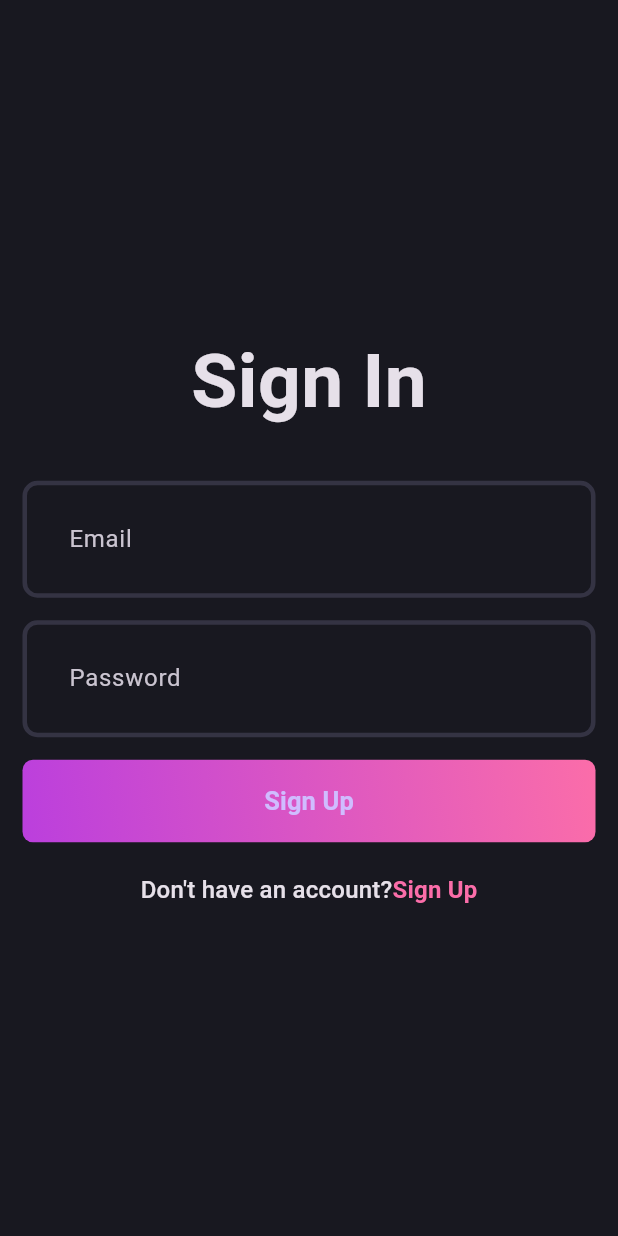
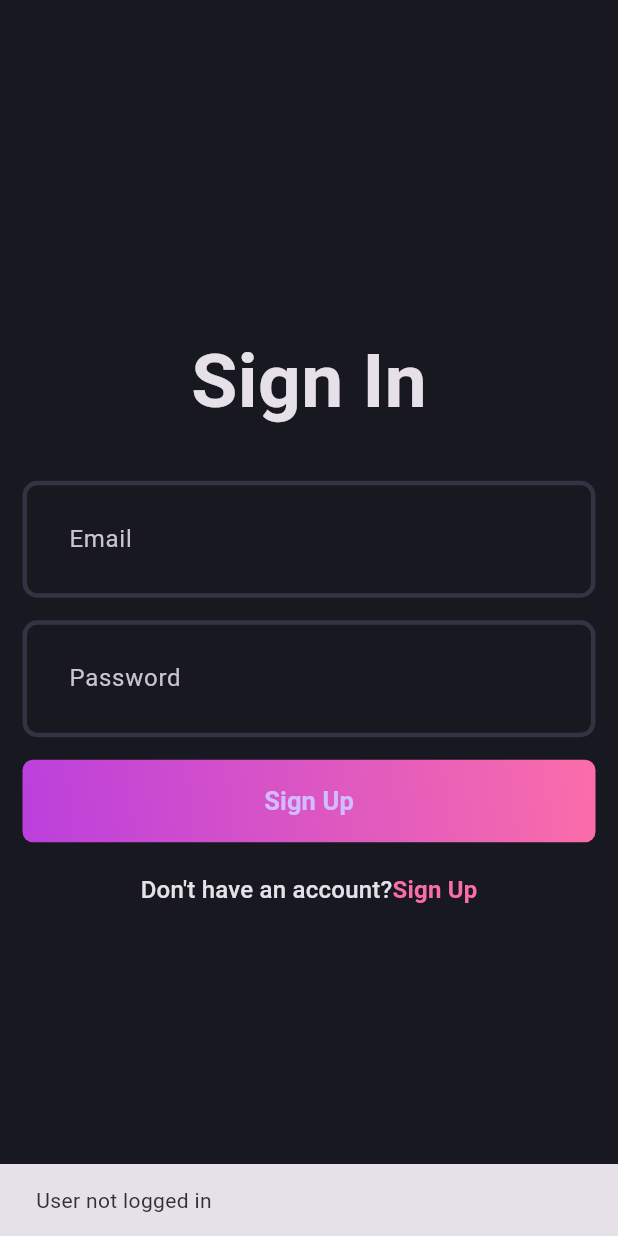
Before and after one commit to SanskarPawaskar/flutter_blog_app, a Flutter app: the first screen one second after launch, on a phone screen of 412 x 824 dp. Run offline on Flutter 3.47's test engine with Material 3 defaults, Android fonts, the phone set to English and light mode, and no system bars; our stand-ins replace flutter_bloc, fpdart, get_it, supabase_flutter; accounts and stored records are empty.

Commit message:
user session implemented

```diff
--- /dev/null
+++ b/lib/core/common/cubits/app_user/app_user_cubit.dart
@@ -0,0 +1,17 @@
+import 'package:blog_app/core/common/entities/user.dart';
+import 'package:flutter/foundation.dart';
+import 'package:flutter_bloc/flutter_bloc.dart';
+
+part 'app_user_state.dart';
+
+class AppUserCubit extends Cubit<AppUserState> {
+  AppUserCubit() : super(AppUserInitial());
+
+  void updateUser(User? user) {
+    if (user == null) {
+      emit(AppUserInitial());
+    } else {
+      emit(AppUserSignedIn(user));
+    }
+  }
+}
--- /dev/null
+++ b/lib/core/common/cubits/app_user/app_user_state.dart
@@ -0,0 +1,12 @@
+part of 'app_user_cubit.dart';
+
+@immutable
+sealed class AppUserState {}
+
+final class AppUserInitial extends AppUserState {}
+
+final class AppUserSignedIn extends AppUserState {
+  final User user;
+
+  AppUserSignedIn(this.user);
+}
--- a/lib/features/auth/domain/entities/user.dart
+++ b/lib/core/common/entities/user.dart
@@ -1,7 +1,9 @@
+
 class User {
   final String id;
   final String email;
   final String name;
 
   User({required this.id, required this.email, required this.name});
+
 }
--- a/lib/core/usecase/usecase.dart
+++ b/lib/core/usecase/usecase.dart
@@ -1,6 +1,8 @@
 import 'package:blog_app/core/error/failure.dart';
 import 'package:fpdart/fpdart.dart';
 
-abstract interface class Usecase <SuccessType,Params>{
-  Future<Either<Failure,SuccessType>> call(Params params);
+abstract interface class Usecase<SuccessType, Params> {
+  Future<Either<Failure, SuccessType>> call(Params params);
 }
+
+class NoParams {}
--- a/lib/features/auth/data/repositories/auth_repositroy_impl.dart
+++ b/lib/features/auth/data/repositories/auth_repositroy_impl.dart
@@ -1,7 +1,7 @@
 import 'package:blog_app/core/error/exception.dart';
 import 'package:blog_app/core/error/failure.dart';
 import 'package:blog_app/features/auth/data/datasource/auth_remote_datasource.dart';
-import 'package:blog_app/features/auth/domain/entities/user.dart';
+import 'package:blog_app/core/common/entities/user.dart';
 import 'package:blog_app/features/auth/domain/repository/auth_repository.dart';
 import 'package:fpdart/fpdart.dart';
 import 'package:supabase_flutter/supabase_flutter.dart' as sb;
@@ -48,4 +48,17 @@ class AuthRepositroyImpl implements Authrepository {
       return left(Failure(e.excetionMessage));
     }
   }
+
+  @override
+  Future<Either<Failure, User>> currentUser() async {
+    try {
+      final user = await remoteDatasource.getCurrentUserData();
+      if (user == null) {
+        return left(Failure('User not logged in'));
+      }
+      return right(user);
+    } on ServerExceptoion catch (e) {
+      return left(Failure(e.excetionMessage));
+    }
+  }
 }
--- a/lib/features/auth/domain/repository/auth_repository.dart
+++ b/lib/features/auth/domain/repository/auth_repository.dart
@@ -1,5 +1,5 @@
 import 'package:blog_app/core/error/failure.dart';
-import 'package:blog_app/features/auth/domain/entities/user.dart';
+import 'package:blog_app/core/common/entities/user.dart';
 import 'package:fpdart/fpdart.dart';
 
 abstract interface class Authrepository {
@@ -12,4 +12,5 @@ abstract interface class Authrepository {
     required String email,
     required String password,
   });
+  Future<Either<Failure,User>> currentUser();
 }
--- /dev/null
+++ b/lib/features/auth/domain/usecases/current_user.dart
@@ -0,0 +1,14 @@
+import 'package:blog_app/core/error/failure.dart';
+import 'package:blog_app/core/usecase/usecase.dart';
+import 'package:blog_app/core/common/entities/user.dart';
+import 'package:blog_app/features/auth/domain/repository/auth_repository.dart';
+import 'package:fpdart/fpdart.dart';
+
+class CurrentUser implements Usecase<User, NoParams> {
+  final Authrepository authrepository;
+  CurrentUser(this.authrepository);
+  @override
+  Future<Either<Failure, User>> call(NoParams params) async {
+    return await authrepository.currentUser();
+  }
+}
--- a/lib/features/auth/domain/usecases/user_sign_in.dart
+++ b/lib/features/auth/domain/usecases/user_sign_in.dart
@@ -1,5 +1,5 @@
 
-import 'package:blog_app/features/auth/domain/entities/user.dart';
+import 'package:blog_app/core/common/entities/user.dart';
 import 'package:blog_app/features/auth/domain/repository/auth_repository.dart';
 
 import 'package:blog_app/core/error/failure.dart';
--- a/lib/features/auth/domain/usecases/user_sign_up.dart
+++ b/lib/features/auth/domain/usecases/user_sign_up.dart
@@ -1,6 +1,6 @@
 import 'package:blog_app/core/error/failure.dart';
 import 'package:blog_app/core/usecase/usecase.dart';
-import 'package:blog_app/features/auth/domain/entities/user.dart';
+import 'package:blog_app/core/common/entities/user.dart';
 import 'package:blog_app/features/auth/domain/repository/auth_repository.dart';
 import 'package:fpdart/fpdart.dart';
 
--- a/lib/features/auth/presestation/bloc/auth_bloc.dart
+++ b/lib/features/auth/presestation/bloc/auth_bloc.dart
@@ -1,4 +1,7 @@
-import 'package:blog_app/features/auth/domain/entities/user.dart';
+import 'package:blog_app/core/common/cubits/app_user/app_user_cubit.dart';
+import 'package:blog_app/core/usecase/usecase.dart';
+import 'package:blog_app/core/common/entities/user.dart';
+import 'package:blog_app/features/auth/domain/usecases/current_user.dart';
 import 'package:blog_app/features/auth/domain/usecases/user_sign_in.dart';
 import 'package:blog_app/features/auth/domain/usecases/user_sign_up.dart';
 import 'package:flutter_bloc/flutter_bloc.dart';
@@ -10,14 +13,36 @@ part 'auth_state.dart';
 class AuthBloc extends Bloc<AuthEvent, AuthState> {
   final UserSignUp _userSignUp;
   final UserSignIn _userSignIn;
+  final CurrentUser _currentUser;
+  final AppUserCubit _appUserCubit;
 
-  AuthBloc({required UserSignUp userSignUp, required UserSignIn userSignIn})
-    : _userSignUp = userSignUp,
-     _userSignIn = userSignIn,
-      super(AuthInitial()) {
+  AuthBloc({
+    required UserSignUp userSignUp,
+    required UserSignIn userSignIn,
+    required CurrentUser currentUser,
+    required AppUserCubit appUserCubit,
+  }) : _userSignUp = userSignUp,
+       _userSignIn = userSignIn,
+       _currentUser = currentUser,
+       _appUserCubit = appUserCubit,
+       super(AuthInitial()) {
+    on<AuthEvent>((_, emit) => emit(AuthLoading()));
     on<AuthSignUp>(_onAuthSignUp);
     on<AuthSignIn>(_onAuthSignIn);
+    on<AuthIsUserSignedIn>(_isUserSignedIn);
   }
+
+  void _isUserSignedIn(
+    AuthIsUserSignedIn event,
+    Emitter<AuthState> emit,
+  ) async {
+    final res = await _currentUser(NoParams());
+    res.fold(
+      (l) => emit(AuthFailure(l.message)),
+      (user) => _emitAuthSuccess(user, emit),
+    );
+  }
+
   void _onAuthSignUp(AuthSignUp event, Emitter<AuthState> emit) async {
     emit(AuthLoading());
     final res = await _userSignUp(
@@ -29,18 +54,22 @@ class AuthBloc extends Bloc<AuthEvent, AuthState> {
     );
     res.fold(
       (failure) => emit(AuthFailure(failure.message)),
-      (user) => emit(AuthSuccess(user)),
+      (user) => _emitAuthSuccess(user, emit),
     );
   }
 
   void _onAuthSignIn(AuthSignIn event, Emitter<AuthState> emit) async {
-    emit(AuthLoading());
     final res = await _userSignIn(
       UserSignInParams(email: event.email, password: event.password),
     );
     res.fold(
       (failure) => emit(AuthFailure(failure.message)),
-      (user) => emit(AuthSuccess(user)),
+      (user) => _emitAuthSuccess(user, emit),
     );
   }
+
+  void _emitAuthSuccess(User user, Emitter<AuthState> emit) {
+    _appUserCubit.updateUser(user);
+    emit(AuthSuccess(user));
+  }
 }
--- a/lib/features/auth/presestation/bloc/auth_event.dart
+++ b/lib/features/auth/presestation/bloc/auth_event.dart
@@ -17,3 +17,7 @@ final class AuthSignIn extends AuthEvent {
 
   AuthSignIn({required this.email, required this.password});
 }
+
+final class AuthIsUserSignedIn extends AuthEvent{
+
+}
--- a/lib/main.dart
+++ b/lib/main.dart
@@ -1,3 +1,4 @@
+import 'package:blog_app/core/common/cubits/app_user/app_user_cubit.dart';
 import 'package:blog_app/core/theme/theme.dart';
 import 'package:blog_app/features/auth/presestation/bloc/auth_bloc.dart';
 import 'package:blog_app/features/auth/presestation/pages/signin_page.dart';
@@ -5,33 +6,53 @@ import 'package:blog_app/init_dependencies.dart';
 import 'package:flutter/material.dart';
 import 'package:flutter_bloc/flutter_bloc.dart';
 
-
 void main() async {
   WidgetsFlutterBinding.ensureInitialized();
   await initDependencies();
   runApp(
     MultiBlocProvider(
       providers: [
-        BlocProvider(
-          create: (_) => serviceLocator<AuthBloc>(),
-        ),
+        BlocProvider(create: (_) => serviceLocator<AppUserCubit>()),
+        BlocProvider(create: (_) => serviceLocator<AuthBloc>()),
       ],
       child: MyApp(),
     ),
   );
 }
 
-class MyApp extends StatelessWidget {
+class MyApp extends StatefulWidget {
   const MyApp({super.key});
 
+  @override
+  State<MyApp> createState() => _MyAppState();
+}
+
+class _MyAppState extends State<MyApp> {
   // This widget is the root of your application.
+  @override
+  void initState() {
+    super.initState();
+    context.read<AuthBloc>().add(AuthIsUserSignedIn());
+  }
+
   @override
   Widget build(BuildContext context) {
     return MaterialApp(
       debugShowCheckedModeBanner: false,
       title: 'Blog App',
       theme: AppTheme.darkthememode,
-      home: const SignInPage(),
+      home: BlocSelector<AppUserCubit, AppUserState, bool>(
+        selector: (state) {
+          return state is AppUserSignedIn;
+        },
+        builder: (context, isSignedin) {
+          if (isSignedin) {
+            return Scaffold(body: Text("Home Page"));
+          }
+
+          return const SignInPage();
+        },
+      ),
     );
   }
 }
```
Also changed, not shown: lib/features/auth/data/datasource/auth_remote_datasource.dart (+31 -4 lines), lib/features/auth/data/models/user_model.dart (+12 -1 lines), lib/init_dependencies.dart (+23 -14 lines).
